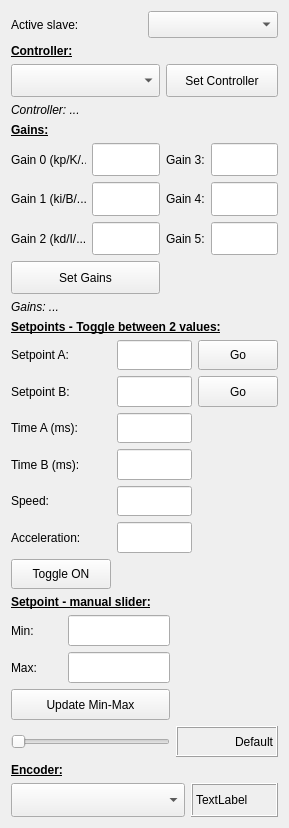
JFDuval/flexsea-plan, file ui/w_control.ui: the form before one commit.
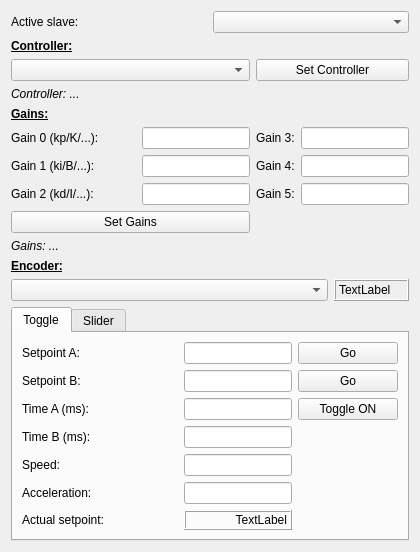
The form after the commit. The open tabs and pages were chosen to show the change.

Commit message: Reworked the Setpoint part of Control to make it more intuitive

Patch:
```diff
--- a/ui/w_control.ui
+++ b/ui/w_control.ui
@@ -6,8 +6,8 @@
    <rect>
     <x>0</x>
     <y>0</y>
-    <width>284</width>
-    <height>828</height>
+    <width>420</width>
+    <height>539</height>
    </rect>
   </property>
   <property name="sizePolicy">
@@ -31,12 +31,7 @@
   <property name="windowTitle">
    <string>Form</string>
   </property>
-  <layout class="QVBoxLayout" name="verticalLayout_2">
-   <item>
-    <layout class="QVBoxLayout" name="verticalLayout" stretch="1,10,10,6,2">
-     <property name="sizeConstraint">
-      <enum>QLayout::SetDefaultConstraint</enum>
-     </property>
+  <layout class="QVBoxLayout" name="verticalLayout">
      <item>
       <layout class="QGridLayout" name="gridLayout_4">
        <item row="0" column="1">
@@ -71,15 +66,21 @@
       </layout>
      </item>
      <item>
-      <layout class="QGridLayout" name="gridLayout" rowstretch="0,1,0,0,1,1,1,1,0" columnstretch="1,2,1,2">
-       <item row="0" column="0">
-        <widget class="QLabel" name="label_46">
+    <layout class="QGridLayout" name="gridLayout" rowstretch="0,0,0,0,0,0,0,0,0" columnstretch="1,0,0,0">
+     <item row="4" column="0">
+      <widget class="QLabel" name="label_48">
          <property name="sizePolicy">
           <sizepolicy hsizetype="Preferred" vsizetype="Preferred">
            <horstretch>0</horstretch>
            <verstretch>0</verstretch>
           </sizepolicy>
          </property>
+       <property name="minimumSize">
+        <size>
+         <width>75</width>
+         <height>0</height>
+        </size>
+       </property>
          <property name="maximumSize">
           <size>
            <width>16777215</width>
@@ -87,7 +88,7 @@
           </size>
          </property>
          <property name="text">
-          <string>&lt;html&gt;&lt;head/&gt;&lt;body&gt;&lt;p&gt;&lt;span style=&quot; font-weight:600; text-decoration: underline;&quot;&gt;Controller:&lt;/span&gt;&lt;/p&gt;&lt;/body&gt;&lt;/html&gt;</string>
+        <string>Gain 0 (kp/K/...):</string>
          </property>
         </widget>
        </item>
@@ -110,31 +111,6 @@
          </property>
         </widget>
        </item>
-       <item row="4" column="0">
-        <widget class="QLabel" name="label_48">
-         <property name="sizePolicy">
-          <sizepolicy hsizetype="Preferred" vsizetype="Preferred">
-           <horstretch>0</horstretch>
-           <verstretch>0</verstretch>
-          </sizepolicy>
-         </property>
-         <property name="minimumSize">
-          <size>
-           <width>75</width>
-           <height>0</height>
-          </size>
-         </property>
-         <property name="maximumSize">
-          <size>
-           <width>16777215</width>
-           <height>16777215</height>
-          </size>
-         </property>
-         <property name="text">
-          <string>Gain 0 (kp/K/...):</string>
-         </property>
-        </widget>
-       </item>
        <item row="3" column="0">
         <widget class="QLabel" name="label_47">
          <property name="sizePolicy">
@@ -154,20 +130,14 @@
          </property>
         </widget>
        </item>
-       <item row="6" column="0">
-        <widget class="QLabel" name="label_50">
+     <item row="0" column="0">
+      <widget class="QLabel" name="label_46">
          <property name="sizePolicy">
           <sizepolicy hsizetype="Preferred" vsizetype="Preferred">
            <horstretch>0</horstretch>
            <verstretch>0</verstretch>
           </sizepolicy>
          </property>
-         <property name="minimumSize">
-          <size>
-           <width>75</width>
-           <height>0</height>
-          </size>
-         </property>
          <property name="maximumSize">
           <size>
            <width>16777215</width>
@@ -175,7 +145,57 @@
           </size>
          </property>
          <property name="text">
-          <string>Gain 2 (kd/I/...):</string>
+        <string>&lt;html&gt;&lt;head/&gt;&lt;body&gt;&lt;p&gt;&lt;span style=&quot; font-weight:600; text-decoration: underline;&quot;&gt;Controller:&lt;/span&gt;&lt;/p&gt;&lt;/body&gt;&lt;/html&gt;</string>
+       </property>
+      </widget>
+     </item>
+     <item row="6" column="1">
+      <widget class="QLineEdit" name="control_g2">
+       <property name="sizePolicy">
+        <sizepolicy hsizetype="Preferred" vsizetype="Preferred">
+         <horstretch>0</horstretch>
+         <verstretch>0</verstretch>
+        </sizepolicy>
+       </property>
+       <property name="minimumSize">
+        <size>
+         <width>60</width>
+         <height>0</height>
+        </size>
+       </property>
+       <property name="maximumSize">
+        <size>
+         <width>16777215</width>
+         <height>16777215</height>
+        </size>
+       </property>
+       <property name="alignment">
+        <set>Qt::AlignRight|Qt::AlignTrailing|Qt::AlignVCenter</set>
+       </property>
+      </widget>
+     </item>
+     <item row="5" column="1">
+      <widget class="QLineEdit" name="control_g1">
+       <property name="sizePolicy">
+        <sizepolicy hsizetype="Preferred" vsizetype="Preferred">
+         <horstretch>0</horstretch>
+         <verstretch>0</verstretch>
+        </sizepolicy>
+       </property>
+       <property name="minimumSize">
+        <size>
+         <width>60</width>
+         <height>0</height>
+        </size>
+       </property>
+       <property name="maximumSize">
+        <size>
+         <width>16777215</width>
+         <height>16777215</height>
+        </size>
+       </property>
+       <property name="alignment">
+        <set>Qt::AlignRight|Qt::AlignTrailing|Qt::AlignVCenter</set>
          </property>
         </widget>
        </item>
@@ -204,8 +224,8 @@
          </property>
         </widget>
        </item>
-       <item row="5" column="1">
-        <widget class="QLineEdit" name="control_g1">
+     <item row="6" column="0">
+      <widget class="QLabel" name="label_50">
          <property name="sizePolicy">
           <sizepolicy hsizetype="Preferred" vsizetype="Preferred">
            <horstretch>0</horstretch>
@@ -214,7 +234,7 @@
          </property>
          <property name="minimumSize">
           <size>
-           <width>60</width>
+         <width>75</width>
            <height>0</height>
           </size>
          </property>
@@ -224,33 +244,8 @@
            <height>16777215</height>
           </size>
          </property>
-         <property name="alignment">
-          <set>Qt::AlignRight|Qt::AlignTrailing|Qt::AlignVCenter</set>
-         </property>
-        </widget>
-       </item>
-       <item row="6" column="1">
-        <widget class="QLineEdit" name="control_g2">
-         <property name="sizePolicy">
-          <sizepolicy hsizetype="Preferred" vsizetype="Preferred">
-           <horstretch>0</horstretch>
-           <verstretch>0</verstretch>
-          </sizepolicy>
-         </property>
-         <property name="minimumSize">
-          <size>
-           <width>60</width>
-           <height>0</height>
-          </size>
-         </property>
-         <property name="maximumSize">
-          <size>
-           <width>16777215</width>
-           <height>16777215</height>
-          </size>
-         </property>
-         <property name="alignment">
-          <set>Qt::AlignRight|Qt::AlignTrailing|Qt::AlignVCenter</set>
+       <property name="text">
+        <string>Gain 2 (kd/I/...):</string>
          </property>
         </widget>
        </item>
@@ -279,22 +274,28 @@
          </property>
         </widget>
        </item>
-       <item row="4" column="2">
-        <widget class="QLabel" name="label_51">
+     <item row="4" column="1">
+      <widget class="QLineEdit" name="control_g0">
          <property name="sizePolicy">
           <sizepolicy hsizetype="Preferred" vsizetype="Preferred">
            <horstretch>0</horstretch>
            <verstretch>0</verstretch>
           </sizepolicy>
          </property>
+       <property name="minimumSize">
+        <size>
+         <width>60</width>
+         <height>0</height>
+        </size>
+       </property>
          <property name="maximumSize">
           <size>
            <width>16777215</width>
            <height>16777215</height>
           </size>
          </property>
-         <property name="text">
-          <string>Gain 3:</string>
+       <property name="alignment">
+        <set>Qt::AlignRight|Qt::AlignTrailing|Qt::AlignVCenter</set>
          </property>
         </widget>
        </item>
@@ -317,6 +318,25 @@
          </property>
         </widget>
        </item>
+     <item row="4" column="2">
+      <widget class="QLabel" name="label_51">
+       <property name="sizePolicy">
+        <sizepolicy hsizetype="Preferred" vsizetype="Preferred">
+         <horstretch>0</horstretch>
+         <verstretch>0</verstretch>
+        </sizepolicy>
+       </property>
+       <property name="maximumSize">
+        <size>
+         <width>16777215</width>
+         <height>16777215</height>
+        </size>
+       </property>
+       <property name="text">
+        <string>Gain 3:</string>
+       </property>
+      </widget>
+     </item>
        <item row="5" column="3">
         <widget class="QLineEdit" name="control_g4">
          <property name="sizePolicy">
@@ -342,75 +362,6 @@
          </property>
         </widget>
        </item>
-       <item row="4" column="1">
-        <widget class="QLineEdit" name="control_g0">
-         <property name="sizePolicy">
-          <sizepolicy hsizetype="Preferred" vsizetype="Preferred">
-           <horstretch>0</horstretch>
-           <verstretch>0</verstretch>
-          </sizepolicy>
-         </property>
-         <property name="minimumSize">
-          <size>
-           <width>60</width>
-           <height>0</height>
-          </size>
-         </property>
-         <property name="maximumSize">
-          <size>
-           <width>16777215</width>
-           <height>16777215</height>
-          </size>
-         </property>
-         <property name="alignment">
-          <set>Qt::AlignRight|Qt::AlignTrailing|Qt::AlignVCenter</set>
-         </property>
-        </widget>
-       </item>
-       <item row="4" column="3">
-        <widget class="QLineEdit" name="control_g3">
-         <property name="sizePolicy">
-          <sizepolicy hsizetype="Preferred" vsizetype="Preferred">
-           <horstretch>0</horstretch>
-           <verstretch>0</verstretch>
-          </sizepolicy>
-         </property>
-         <property name="minimumSize">
-          <size>
-           <width>60</width>
-           <height>0</height>
-          </size>
-         </property>
-         <property name="maximumSize">
-          <size>
-           <width>16777215</width>
-           <height>16777215</height>
-          </size>
-         </property>
-         <property name="alignment">
-          <set>Qt::AlignRight|Qt::AlignTrailing|Qt::AlignVCenter</set>
-         </property>
-        </widget>
-       </item>
-       <item row="2" column="0" colspan="4">
-        <widget class="QLabel" name="statusController">
-         <property name="sizePolicy">
-          <sizepolicy hsizetype="Preferred" vsizetype="Preferred">
-           <horstretch>0</horstretch>
-           <verstretch>0</verstretch>
-          </sizepolicy>
-         </property>
-         <property name="maximumSize">
-          <size>
-           <width>16777215</width>
-           <height>16777215</height>
-          </size>
-         </property>
-         <property name="text">
-          <string>&lt;html&gt;&lt;head/&gt;&lt;body&gt;&lt;p&gt;&lt;span style=&quot; font-style:italic;&quot;&gt;Controller: ...&lt;/span&gt;&lt;/p&gt;&lt;/body&gt;&lt;/html&gt;</string>
-         </property>
-        </widget>
-       </item>
        <item row="7" column="0" colspan="2">
         <widget class="QPushButton" name="pushButton_SetGains">
          <property name="sizePolicy">
@@ -455,6 +406,50 @@
          </property>
         </widget>
        </item>
+     <item row="4" column="3">
+      <widget class="QLineEdit" name="control_g3">
+       <property name="sizePolicy">
+        <sizepolicy hsizetype="Preferred" vsizetype="Preferred">
+         <horstretch>0</horstretch>
+         <verstretch>0</verstretch>
+        </sizepolicy>
+       </property>
+       <property name="minimumSize">
+        <size>
+         <width>60</width>
+         <height>0</height>
+        </size>
+       </property>
+       <property name="maximumSize">
+        <size>
+         <width>16777215</width>
+         <height>16777215</height>
+        </size>
+       </property>
+       <property name="alignment">
+        <set>Qt::AlignRight|Qt::AlignTrailing|Qt::AlignVCenter</set>
+       </property>
+      </widget>
+     </item>
+     <item row="2" column="0" colspan="4">
+      <widget class="QLabel" name="statusController">
+       <property name="sizePolicy">
+        <sizepolicy hsizetype="Preferred" vsizetype="Preferred">
+         <horstretch>0</horstretch>
+         <verstretch>0</verstretch>
+        </sizepolicy>
+       </property>
+       <property name="maximumSize">
+        <size>
+         <width>16777215</width>
+         <height>16777215</height>
+        </size>
+       </property>
+       <property name="text">
+        <string>&lt;html&gt;&lt;head/&gt;&lt;body&gt;&lt;p&gt;&lt;span style=&quot; font-style:italic;&quot;&gt;Controller: ...&lt;/span&gt;&lt;/p&gt;&lt;/body&gt;&lt;/html&gt;</string>
+       </property>
+      </widget>
+     </item>
        <item row="1" column="2" colspan="2">
         <widget class="QPushButton" name="pushButton_SetController">
          <property name="sizePolicy">
@@ -505,8 +500,94 @@
       </layout>
      </item>
      <item>
-      <layout class="QGridLayout" name="gridLayout_5" rowstretch="0,1,1,1,1,1,1,1" columnstretch="1,3,2">
-       <item row="3" column="0">
+    <layout class="QGridLayout" name="gridLayout_3" rowstretch="0,0" columnstretch="2,0">
+     <item row="0" column="0">
+      <widget class="QLabel" name="label_2">
+       <property name="sizePolicy">
+        <sizepolicy hsizetype="Preferred" vsizetype="Preferred">
+         <horstretch>0</horstretch>
+         <verstretch>0</verstretch>
+        </sizepolicy>
+       </property>
+       <property name="maximumSize">
+        <size>
+         <width>16777215</width>
+         <height>16777215</height>
+        </size>
+       </property>
+       <property name="text">
+        <string>&lt;html&gt;&lt;head/&gt;&lt;body&gt;&lt;p&gt;&lt;span style=&quot; font-weight:600; text-decoration: underline;&quot;&gt;Encoder:&lt;/span&gt;&lt;/p&gt;&lt;/body&gt;&lt;/html&gt;</string>
+       </property>
+      </widget>
+     </item>
+     <item row="1" column="0">
+      <widget class="QComboBox" name="comboBoxDispSel">
+       <property name="sizePolicy">
+        <sizepolicy hsizetype="Preferred" vsizetype="Preferred">
+         <horstretch>0</horstretch>
+         <verstretch>0</verstretch>
+        </sizepolicy>
+       </property>
+       <property name="minimumSize">
+        <size>
+         <width>125</width>
+         <height>0</height>
+        </size>
+       </property>
+       <property name="maximumSize">
+        <size>
+         <width>16777215</width>
+         <height>16777215</height>
+        </size>
+       </property>
+      </widget>
+     </item>
+     <item row="1" column="1">
+      <widget class="QLabel" name="labelDispEncoder">
+       <property name="sizePolicy">
+        <sizepolicy hsizetype="Preferred" vsizetype="Preferred">
+         <horstretch>0</horstretch>
+         <verstretch>0</verstretch>
+        </sizepolicy>
+       </property>
+       <property name="minimumSize">
+        <size>
+         <width>75</width>
+         <height>0</height>
+        </size>
+       </property>
+       <property name="maximumSize">
+        <size>
+         <width>16777215</width>
+         <height>16777215</height>
+        </size>
+       </property>
+       <property name="frameShape">
+        <enum>QFrame::Box</enum>
+       </property>
+       <property name="frameShadow">
+        <enum>QFrame::Raised</enum>
+       </property>
+       <property name="text">
+        <string>TextLabel</string>
+       </property>
+      </widget>
+     </item>
+    </layout>
+   </item>
+   <item>
+    <widget class="QTabWidget" name="tabWidget">
+     <property name="currentIndex">
+      <number>1</number>
+     </property>
+     <widget class="QWidget" name="tab0">
+      <attribute name="title">
+       <string>Toggle</string>
+      </attribute>
+      <layout class="QVBoxLayout" name="verticalLayout_2">
+       <item>
+        <layout class="QGridLayout" name="gridLayout_5" rowstretch="0,0,0,0,0,0,0" columnstretch="1,0,0">
+         <item row="2" column="0">
         <widget class="QLabel" name="label_61">
          <property name="sizePolicy">
           <sizepolicy hsizetype="Preferred" vsizetype="Preferred">
@@ -525,7 +606,7 @@
          </property>
         </widget>
        </item>
-       <item row="6" column="0">
+         <item row="5" column="0">
         <widget class="QLabel" name="label_66">
          <property name="sizePolicy">
           <sizepolicy hsizetype="Preferred" vsizetype="Preferred">
@@ -544,45 +625,7 @@
          </property>
         </widget>
        </item>
-       <item row="4" column="0">
-        <widget class="QLabel" name="label_62">
-         <property name="sizePolicy">
-          <sizepolicy hsizetype="Preferred" vsizetype="Preferred">
-           <horstretch>0</horstretch>
-           <verstretch>0</verstretch>
-          </sizepolicy>
-         </property>
-         <property name="maximumSize">
-          <size>
-           <width>16777215</width>
-           <height>16777215</height>
-          </size>
-         </property>
-         <property name="text">
-          <string>Time B (ms):</string>
-         </property>
-        </widget>
-       </item>
-       <item row="1" column="0">
-        <widget class="QLabel" name="label_55">
-         <property name="sizePolicy">
-          <sizepolicy hsizetype="Preferred" vsizetype="Preferred">
-           <horstretch>0</horstretch>
-           <verstretch>0</verstretch>
-          </sizepolicy>
-         </property>
-         <property name="maximumSize">
-          <size>
-           <width>16777215</width>
-           <height>16777215</height>
-          </size>
-         </property>
-         <property name="text">
-          <string>Setpoint A:</string>
-         </property>
-        </widget>
-       </item>
-       <item row="5" column="1">
+         <item row="4" column="1">
         <widget class="QLineEdit" name="control_trapeze_spd">
          <property name="sizePolicy">
           <sizepolicy hsizetype="Preferred" vsizetype="Preferred">
@@ -607,7 +650,7 @@
          </property>
         </widget>
        </item>
-       <item row="6" column="1">
+         <item row="5" column="1">
         <widget class="QLineEdit" name="control_trapeze_acc">
          <property name="sizePolicy">
           <sizepolicy hsizetype="Preferred" vsizetype="Preferred">
@@ -632,8 +675,8 @@
          </property>
         </widget>
        </item>
-       <item row="5" column="0">
-        <widget class="QLabel" name="label_65">
+         <item row="0" column="0">
+          <widget class="QLabel" name="label_55">
          <property name="sizePolicy">
           <sizepolicy hsizetype="Preferred" vsizetype="Preferred">
            <horstretch>0</horstretch>
@@ -647,55 +690,30 @@
           </size>
          </property>
          <property name="text">
-          <string>Speed:</string>
+            <string>Setpoint A:</string>
          </property>
         </widget>
        </item>
-       <item row="4" column="1">
-        <widget class="QLineEdit" name="control_toggle_delayB">
+         <item row="3" column="0">
+          <widget class="QLabel" name="label_62">
          <property name="sizePolicy">
           <sizepolicy hsizetype="Preferred" vsizetype="Preferred">
            <horstretch>0</horstretch>
            <verstretch>0</verstretch>
           </sizepolicy>
          </property>
-         <property name="minimumSize">
-          <size>
-           <width>75</width>
-           <height>0</height>
-          </size>
-         </property>
          <property name="maximumSize">
           <size>
            <width>16777215</width>
            <height>16777215</height>
           </size>
          </property>
-         <property name="alignment">
-          <set>Qt::AlignRight|Qt::AlignTrailing|Qt::AlignVCenter</set>
+           <property name="text">
+            <string>Time B (ms):</string>
          </property>
         </widget>
        </item>
        <item row="1" column="2">
-        <widget class="QPushButton" name="pushButton_setp_a_go">
-         <property name="sizePolicy">
-          <sizepolicy hsizetype="Preferred" vsizetype="Preferred">
-           <horstretch>0</horstretch>
-           <verstretch>0</verstretch>
-          </sizepolicy>
-         </property>
-         <property name="maximumSize">
-          <size>
-           <width>16777215</width>
-           <height>16777215</height>
-          </size>
-         </property>
-         <property name="text">
-          <string>Go</string>
-         </property>
-        </widget>
-       </item>
-       <item row="2" column="2">
         <widget class="QPushButton" name="pushButton_setp_b_go">
          <property name="sizePolicy">
           <sizepolicy hsizetype="Preferred" vsizetype="Preferred">
@@ -714,7 +732,7 @@
          </property>
         </widget>
        </item>
-       <item row="1" column="1">
+         <item row="0" column="1">
         <widget class="QLineEdit" name="control_setp_a">
          <property name="sizePolicy">
           <sizepolicy hsizetype="Preferred" vsizetype="Preferred">
@@ -739,8 +757,46 @@
          </property>
         </widget>
        </item>
+         <item row="4" column="0">
+          <widget class="QLabel" name="label_65">
+           <property name="sizePolicy">
+            <sizepolicy hsizetype="Preferred" vsizetype="Preferred">
+             <horstretch>0</horstretch>
+             <verstretch>0</verstretch>
+            </sizepolicy>
+           </property>
+           <property name="maximumSize">
+            <size>
+             <width>16777215</width>
+             <height>16777215</height>
+            </size>
+           </property>
+           <property name="text">
+            <string>Speed:</string>
+           </property>
+          </widget>
+         </item>
+         <item row="0" column="2">
+          <widget class="QPushButton" name="pushButton_setp_a_go">
+           <property name="sizePolicy">
+            <sizepolicy hsizetype="Preferred" vsizetype="Preferred">
+             <horstretch>0</horstretch>
+             <verstretch>0</verstretch>
+            </sizepolicy>
+           </property>
+           <property name="maximumSize">
+            <size>
+             <width>16777215</width>
+             <height>16777215</height>
+            </size>
+           </property>
+           <property name="text">
+            <string>Go</string>
+           </property>
+          </widget>
+         </item>
        <item row="3" column="1">
-        <widget class="QLineEdit" name="control_toggle_delayA">
+          <widget class="QLineEdit" name="control_toggle_delayB">
          <property name="sizePolicy">
           <sizepolicy hsizetype="Preferred" vsizetype="Preferred">
            <horstretch>0</horstretch>
@@ -764,7 +820,7 @@
          </property>
         </widget>
        </item>
-       <item row="2" column="1">
+         <item row="1" column="1">
         <widget class="QLineEdit" name="control_setp_b">
          <property name="sizePolicy">
           <sizepolicy hsizetype="Preferred" vsizetype="Preferred">
@@ -789,8 +845,8 @@
          </property>
         </widget>
        </item>
-       <item row="7" column="0">
-        <widget class="QPushButton" name="pushButton_toggle">
+         <item row="2" column="1">
+          <widget class="QLineEdit" name="control_toggle_delayA">
          <property name="sizePolicy">
           <sizepolicy hsizetype="Preferred" vsizetype="Preferred">
            <horstretch>0</horstretch>
@@ -799,7 +855,7 @@
          </property>
          <property name="minimumSize">
           <size>
-           <width>100</width>
+             <width>75</width>
            <height>0</height>
           </size>
          </property>
@@ -809,31 +865,12 @@
            <height>16777215</height>
           </size>
          </property>
-         <property name="text">
-          <string>Toggle ON</string>
+           <property name="alignment">
+            <set>Qt::AlignRight|Qt::AlignTrailing|Qt::AlignVCenter</set>
          </property>
         </widget>
        </item>
-       <item row="0" column="0" colspan="3">
-        <widget class="QLabel" name="label_54">
-         <property name="sizePolicy">
-          <sizepolicy hsizetype="Preferred" vsizetype="Preferred">
-           <horstretch>0</horstretch>
-           <verstretch>0</verstretch>
-          </sizepolicy>
-         </property>
-         <property name="maximumSize">
-          <size>
-           <width>16777215</width>
-           <height>16777215</height>
-          </size>
-         </property>
-         <property name="text">
-          <string>&lt;html&gt;&lt;head/&gt;&lt;body&gt;&lt;p&gt;&lt;span style=&quot; font-weight:600; text-decoration: underline;&quot;&gt;Setpoints - Toggle between 2 values:&lt;/span&gt;&lt;/p&gt;&lt;/body&gt;&lt;/html&gt;</string>
-         </property>
-        </widget>
-       </item>
-       <item row="2" column="0">
+         <item row="1" column="0">
         <widget class="QLabel" name="label_56">
          <property name="sizePolicy">
           <sizepolicy hsizetype="Preferred" vsizetype="Preferred">
@@ -852,30 +889,69 @@
          </property>
         </widget>
        </item>
-      </layout>
-     </item>
-     <item>
-      <layout class="QGridLayout" name="gridLayout_2" rowstretch="0,1,1,1,1" columnstretch="1,2,2">
-       <item row="2" column="1">
-        <widget class="QLineEdit" name="control_slider_max">
+         <item row="2" column="2">
+          <widget class="QPushButton" name="pushButton_toggle">
          <property name="sizePolicy">
           <sizepolicy hsizetype="Preferred" vsizetype="Preferred">
            <horstretch>0</horstretch>
            <verstretch>0</verstretch>
           </sizepolicy>
          </property>
+           <property name="minimumSize">
+            <size>
+             <width>100</width>
+             <height>0</height>
+            </size>
+           </property>
          <property name="maximumSize">
           <size>
            <width>16777215</width>
            <height>16777215</height>
           </size>
          </property>
+           <property name="text">
+            <string>Toggle ON</string>
+           </property>
+          </widget>
+         </item>
+         <item row="6" column="0">
+          <widget class="QLabel" name="label_3">
+           <property name="text">
+            <string>Actual setpoint:</string>
+           </property>
+          </widget>
+         </item>
+         <item row="6" column="1">
+          <widget class="QLabel" name="label_actualSetpoint">
+           <property name="layoutDirection">
+            <enum>Qt::LeftToRight</enum>
+           </property>
+           <property name="frameShape">
+            <enum>QFrame::Box</enum>
+           </property>
+           <property name="frameShadow">
+            <enum>QFrame::Raised</enum>
+           </property>
+           <property name="text">
+            <string>TextLabel</string>
+           </property>
          <property name="alignment">
           <set>Qt::AlignRight|Qt::AlignTrailing|Qt::AlignVCenter</set>
          </property>
         </widget>
        </item>
-       <item row="1" column="0">
+        </layout>
+       </item>
+      </layout>
+     </widget>
+     <widget class="QWidget" name="tab_8">
+      <attribute name="title">
+       <string>Slider</string>
+      </attribute>
+      <layout class="QVBoxLayout" name="verticalLayout_3">
+       <item>
+        <layout class="QGridLayout" name="gridLayout_2" rowstretch="0,0,0,0,0,0" columnstretch="1,0,0,0">
+         <item row="0" column="0">
         <widget class="QLabel" name="label_59">
          <property name="sizePolicy">
           <sizepolicy hsizetype="Preferred" vsizetype="Preferred">
@@ -894,8 +970,8 @@
          </property>
         </widget>
        </item>
-       <item row="0" column="0" colspan="2">
-        <widget class="QLabel" name="label_58">
+         <item row="1" column="1">
+          <widget class="QLineEdit" name="control_slider_max">
          <property name="sizePolicy">
           <sizepolicy hsizetype="Preferred" vsizetype="Preferred">
            <horstretch>0</horstretch>
@@ -908,12 +984,12 @@
            <height>16777215</height>
           </size>
          </property>
-         <property name="text">
-          <string>&lt;html&gt;&lt;head/&gt;&lt;body&gt;&lt;p&gt;&lt;span style=&quot; font-weight:600; text-decoration: underline;&quot;&gt;Setpoint - manual slider:&lt;/span&gt;&lt;/p&gt;&lt;/body&gt;&lt;/html&gt;</string>
+           <property name="alignment">
+            <set>Qt::AlignRight|Qt::AlignTrailing|Qt::AlignVCenter</set>
          </property>
         </widget>
        </item>
-       <item row="2" column="0">
+         <item row="1" column="0">
         <widget class="QLabel" name="label_60">
          <property name="sizePolicy">
           <sizepolicy hsizetype="Preferred" vsizetype="Preferred">
@@ -932,47 +1008,7 @@
          </property>
         </widget>
        </item>
-       <item row="4" column="2">
-        <widget class="QLabel" name="disp_slider">
-         <property name="sizePolicy">
-          <sizepolicy hsizetype="Preferred" vsizetype="Preferred">
-           <horstretch>0</horstretch>
-           <verstretch>0</verstretch>
-          </sizepolicy>
-         </property>
-         <property name="minimumSize">
-          <size>
-           <width>100</width>
-           <height>0</height>
-          </size>
-         </property>
-         <property name="maximumSize">
-          <size>
-           <width>16777215</width>
-           <height>16777215</height>
-          </size>
-         </property>
-         <property name="autoFillBackground">
-          <bool>false</bool>
-         </property>
-         <property name="frameShape">
-          <enum>QFrame::Box</enum>
-         </property>
-         <property name="frameShadow">
-          <enum>QFrame::Raised</enum>
-         </property>
-         <property name="lineWidth">
-          <number>1</number>
-         </property>
-         <property name="text">
-          <string>Default</string>
-         </property>
-         <property name="alignment">
-          <set>Qt::AlignRight|Qt::AlignTrailing|Qt::AlignVCenter</set>
-         </property>
-        </widget>
-       </item>
-       <item row="1" column="1">
+         <item row="0" column="1">
         <widget class="QLineEdit" name="control_slider_min">
          <property name="sizePolicy">
           <sizepolicy hsizetype="Preferred" vsizetype="Preferred">
@@ -992,31 +1028,6 @@
         </widget>
        </item>
        <item row="3" column="0" colspan="2">
-        <widget class="QPushButton" name="pushButton_CtrlMinMax">
-         <property name="sizePolicy">
-          <sizepolicy hsizetype="Preferred" vsizetype="Preferred">
-           <horstretch>0</horstretch>
-           <verstretch>0</verstretch>
-          </sizepolicy>
-         </property>
-         <property name="minimumSize">
-          <size>
-           <width>100</width>
-           <height>0</height>
-          </size>
-         </property>
-         <property name="maximumSize">
-          <size>
-           <width>16777215</width>
-           <height>16777215</height>
-          </size>
-         </property>
-         <property name="text">
-          <string>Update Min-Max</string>
-         </property>
-        </widget>
-       </item>
-       <item row="4" column="0" colspan="2">
         <widget class="QSlider" name="hSlider_Ctrl">
          <property name="sizePolicy">
           <sizepolicy hsizetype="Preferred" vsizetype="Preferred">
@@ -1041,12 +1052,21 @@
          </property>
         </widget>
        </item>
-      </layout>
-     </item>
-     <item>
-      <layout class="QGridLayout" name="gridLayout_3" rowstretch="0,1" columnstretch="2,1">
-       <item row="1" column="1">
-        <widget class="QLabel" name="labelDispEncoder">
+         <item row="3" column="3">
+          <spacer name="horizontalSpacer">
+           <property name="orientation">
+            <enum>Qt::Horizontal</enum>
+           </property>
+           <property name="sizeHint" stdset="0">
+            <size>
+             <width>5</width>
+             <height>5</height>
+            </size>
+           </property>
+          </spacer>
+         </item>
+         <item row="4" column="0">
+          <widget class="QLabel" name="disp_slider">
          <property name="sizePolicy">
           <sizepolicy hsizetype="Preferred" vsizetype="Preferred">
            <horstretch>0</horstretch>
@@ -1055,13 +1075,13 @@
          </property>
          <property name="minimumSize">
           <size>
-           <width>75</width>
+             <width>100</width>
            <height>0</height>
           </size>
          </property>
          <property name="maximumSize">
           <size>
-           <width>16777215</width>
+             <width>150</width>
            <height>16777215</height>
           </size>
          </property>
@@ -1072,12 +1092,28 @@
           <enum>QFrame::Raised</enum>
          </property>
          <property name="text">
-          <string>TextLabel</string>
+            <string>Default</string>
+           </property>
+           <property name="alignment">
+            <set>Qt::AlignRight|Qt::AlignTrailing|Qt::AlignVCenter</set>
          </property>
         </widget>
        </item>
-       <item row="1" column="0">
-        <widget class="QComboBox" name="comboBoxDispSel">
+         <item row="5" column="0">
+          <spacer name="verticalSpacer">
+           <property name="orientation">
+            <enum>Qt::Vertical</enum>
+           </property>
+           <property name="sizeHint" stdset="0">
+            <size>
+             <width>5</width>
+             <height>5</height>
+            </size>
+           </property>
+          </spacer>
+         </item>
+         <item row="4" column="1">
+          <widget class="QPushButton" name="pushButton_CtrlMinMax">
          <property name="sizePolicy">
           <sizepolicy hsizetype="Preferred" vsizetype="Preferred">
            <horstretch>0</horstretch>
@@ -1086,40 +1122,26 @@
          </property>
          <property name="minimumSize">
           <size>
-           <width>125</width>
+             <width>100</width>
            <height>0</height>
           </size>
          </property>
          <property name="maximumSize">
           <size>
-           <width>16777215</width>
-           <height>16777215</height>
-          </size>
-         </property>
-        </widget>
-       </item>
-       <item row="0" column="0">
-        <widget class="QLabel" name="label_2">
-         <property name="sizePolicy">
-          <sizepolicy hsizetype="Preferred" vsizetype="Preferred">
-           <horstretch>0</horstretch>
-           <verstretch>0</verstretch>
-          </sizepolicy>
-         </property>
-         <property name="maximumSize">
-          <size>
-           <width>16777215</width>
+             <width>150</width>
            <height>16777215</height>
           </size>
          </property>
          <property name="text">
-          <string>&lt;html&gt;&lt;head/&gt;&lt;body&gt;&lt;p&gt;&lt;span style=&quot; font-weight:600; text-decoration: underline;&quot;&gt;Encoder:&lt;/span&gt;&lt;/p&gt;&lt;/body&gt;&lt;/html&gt;</string>
+            <string>Update Min-Max</string>
          </property>
         </widget>
        </item>
       </layout>
      </item>
     </layout>
+     </widget>
+    </widget>
    </item>
   </layout>
   <zorder>verticalLayoutWidget</zorder>
```
Left out of the diff: 14 changed lines with no effect on the pictures. Lines whose indentation alone changed are shown as unchanged. The commit also changes 2 other files.
